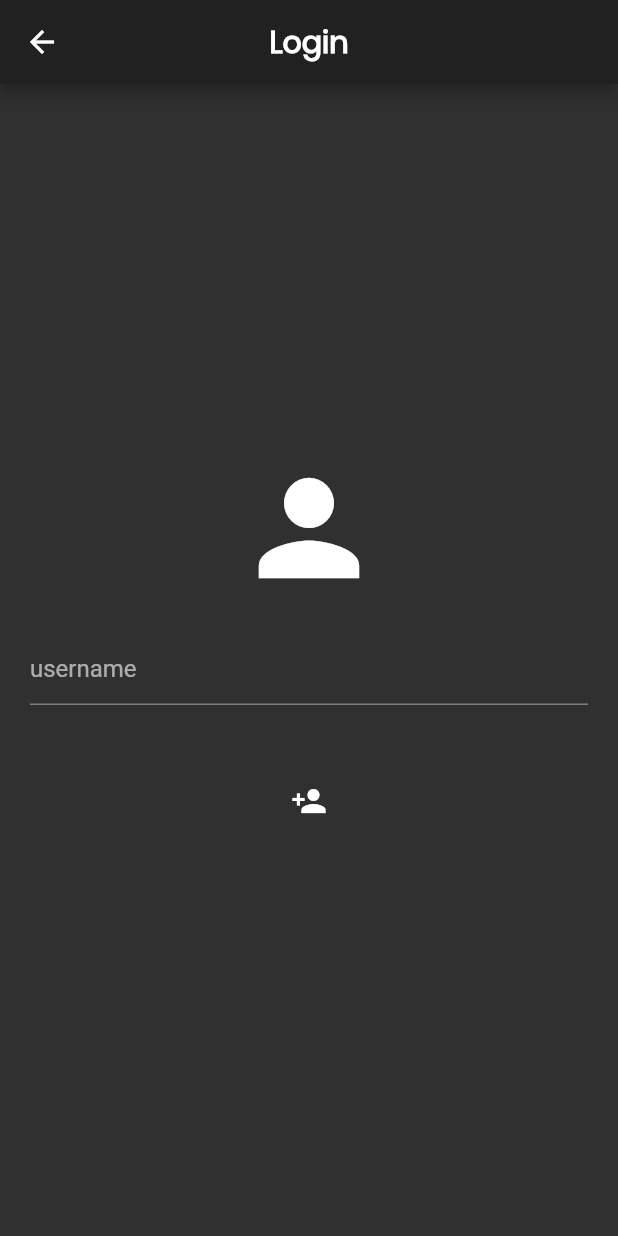
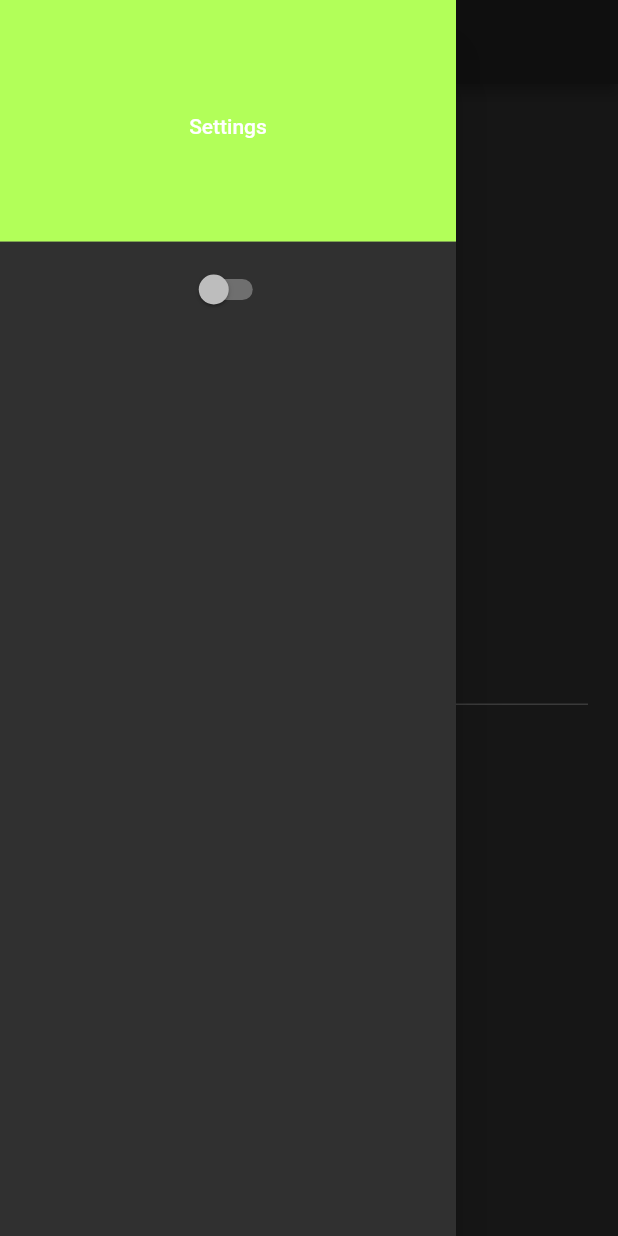
Before and after one commit to ryanhossain9797/mygameslist_flutter, a Flutter app: the LoginScreen screen opened directly, with the side drawer open (before the commit the screen has no drawer), on a phone screen of 412 x 824 dp. Run offline on Flutter 3.47's test engine with Material 2 defaults, Android fonts, the phone set to English and light mode, and no system bars; our stand-ins replace flutter_bloc, getflutter, page_transition, shared_preferences; accounts and stored records are empty; network calls fail.

Commit message:
Implement one review per user\nImplement drawer with settings

```diff
--- /dev/null
+++ b/lib/components/side_drawer.dart
@@ -0,0 +1,52 @@
+import 'package:flutter/material.dart';
+import 'package:shared_preferences/shared_preferences.dart';
+
+class SideDrawer extends StatefulWidget {
+  @override
+  _SideDrawerState createState() => _SideDrawerState();
+}
+
+class _SideDrawerState extends State<SideDrawer> {
+  bool loaded = false;
+  bool switchValue = false;
+
+  SharedPreferences prefs;
+  _getPrefs() async {
+    prefs = await SharedPreferences.getInstance();
+    setState(() {
+      loaded = true;
+      switchValue = prefs.getBool('on') ?? false;
+    });
+  }
+
+  @override
+  Widget build(BuildContext context) {
+    _getPrefs();
+    return Drawer(
+      child: Column(
+        children: [
+          DrawerHeader(
+            child: Row(
+              mainAxisAlignment: MainAxisAlignment.center,
+              children: <Widget>[
+                Text("Settings"),
+              ],
+            ),
+            decoration: BoxDecoration(color: Colors.lightGreenAccent),
+          ),
+          loaded
+              ? Switch(
+                  value: switchValue,
+                  onChanged: (value) {
+                    prefs.setBool('on', value);
+                    setState(() {
+                      switchValue = value;
+                    });
+                  },
+                )
+              : Container()
+        ],
+      ),
+    );
+  }
+}
--- a/lib/views/home_screen.dart
+++ b/lib/views/home_screen.dart
@@ -3,6 +3,7 @@ import 'package:flutter/material.dart';
 import 'package:flutter_bloc/flutter_bloc.dart';
 import 'package:mygameslist_flutter/blocs/list_bloc.dart';
 import 'package:mygameslist_flutter/components/article_widget.dart';
+import 'package:mygameslist_flutter/components/side_drawer.dart';
 import 'package:mygameslist_flutter/components/user_avatar.dart';
 import 'package:mygameslist_flutter/models/wiki_model.dart';
 import 'package:mygameslist_flutter/views/details_screen.dart';
@@ -21,7 +22,7 @@ class _MyHomePageState extends State<MyHomePage> with TickerProviderStateMixin {
       BlocProvider.of<ListBloc>(context).add(ListLoadEvent());
     }
     return Scaffold(
-      drawer: Drawer(),
+      drawer: SideDrawer(),
       body: Container(
         child: BlocBuilder<ListBloc, ListLoadState>(
           builder: (context, state) {
--- a/lib/views/login_screen.dart
+++ b/lib/views/login_screen.dart
@@ -1,6 +1,7 @@
 import 'package:flutter/material.dart';
 import 'package:flutter_bloc/flutter_bloc.dart';
 import 'package:mygameslist_flutter/blocs/auth_bloc.dart';
+import 'package:mygameslist_flutter/components/side_drawer.dart';
 
 class LoginScreen extends StatefulWidget {
   @override
@@ -12,6 +13,7 @@ class _LoginScreenState extends State<LoginScreen> {
   Widget build(BuildContext context) {
     TextEditingController _controller = TextEditingController();
     return Scaffold(
+      drawer: SideDrawer(),
       appBar: AppBar(
         title: Text(
           "Login",
--- a/pubspec.yaml
+++ b/pubspec.yaml
@@ -24,6 +24,7 @@ dependencies:
   flutter_bloc: ^3.2.0
   getflutter: ^1.0.7
   page_transition: ^1.1.5
+  shared_preferences: ^0.5.6+2
   animations: ^1.0.0+5
 
 dev_dependencies:
```
Also changed, not shown: lib/components/review_widget.dart (added, +39 -0 lines), lib/views/details_screen.dart (+15 -38 lines), pubspec.lock.
